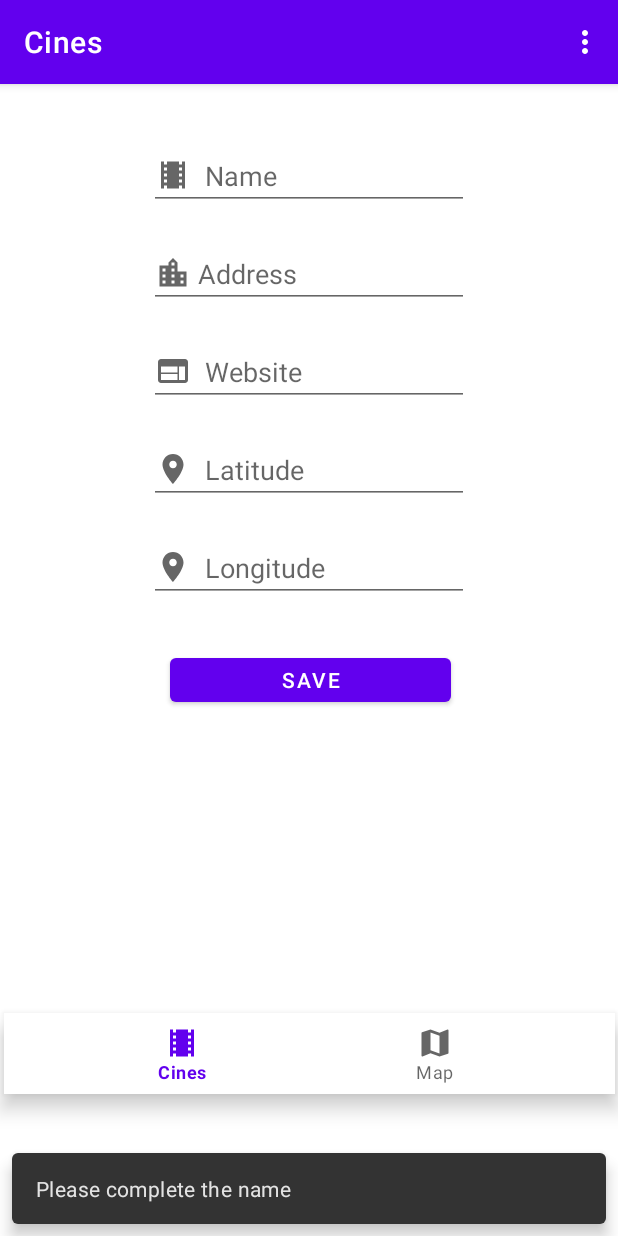
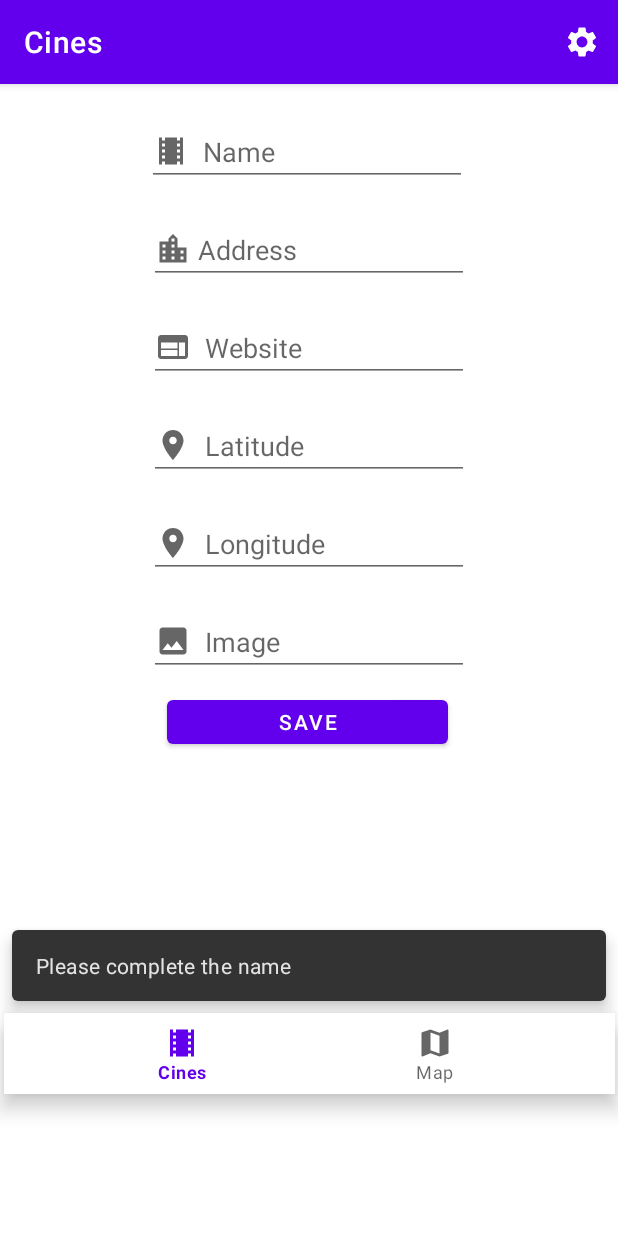
Before and after one commit to carolinasolfernandez/Cining, an Android app: the CreateFragment screen opened through its navigation route, after a tap on "SAVE", on a phone screen of 412 x 824 dp. Run offline under Robolectric (Android 15) with nearby library versions, the phone set to English and light mode, and no system bars; our stand-ins replace Room's generated code, navigation-ui; pictures from the network do not load; 2 statements that could not run were skipped.

Commit message:
item image from url

```diff
--- a/app/build.gradle
+++ b/app/build.gradle
@@ -57,4 +57,5 @@ dependencies {
     implementation "androidx.room:room-runtime:2.2.5"
     kapt  "androidx.room:room-compiler:2.2.5"
     implementation 'com.wajahatkarim3:roomexplorer:0.0.2'
+    implementation 'com.github.bumptech.glide:glide:4.10.0'
 }
--- a/app/src/main/AndroidManifest.xml
+++ b/app/src/main/AndroidManifest.xml
@@ -4,6 +4,7 @@
 
     <uses-permission android:name="android.permission.ACCESS_FINE_LOCATION" />
     <uses-permission android:name="android.permission.ACCESS_COARSE_LOCATION" />
+    <uses-permission android:name="android.permission.INTERNET"/>
 
     <application
         android:allowBackup="true"
--- a/app/src/main/java/com/csf/cining/fragments/cines/CreateFragment.kt
+++ b/app/src/main/java/com/csf/cining/fragments/cines/CreateFragment.kt
@@ -2,16 +2,19 @@ package com.csf.cining.fragments.cines
 
 import android.os.Bundle
 import android.text.TextUtils
-import androidx.fragment.app.Fragment
 import android.view.LayoutInflater
 import android.view.View
 import android.view.ViewGroup
 import android.widget.Button
 import android.widget.EditText
+import android.widget.FrameLayout
+import androidx.coordinatorlayout.widget.CoordinatorLayout
+import androidx.fragment.app.Fragment
 import androidx.navigation.findNavController
 import com.csf.cining.R
 import com.csf.cining.database.AppDatabase
 import com.csf.cining.entities.Cine
+import com.google.android.material.bottomnavigation.BottomNavigationView
 import com.google.android.material.snackbar.Snackbar
 
 
@@ -24,6 +27,7 @@ class CreateFragment : Fragment() {
     private lateinit var website: EditText
     private lateinit var latitude: EditText
     private lateinit var longitude: EditText
+    private lateinit var image: EditText
     private lateinit var button: Button
 
     override fun onCreateView(
@@ -51,6 +55,7 @@ class CreateFragment : Fragment() {
         website = v.findViewById(R.id.txtCineWebsite)
         latitude = v.findViewById(R.id.txtCineLatitude)
         longitude = v.findViewById(R.id.txtCineLongitude)
+        image = v.findViewById(R.id.txtCineImage)
         button = v.findViewById(R.id.create_button)
 
         if (cine != null) {
@@ -59,7 +64,7 @@ class CreateFragment : Fragment() {
             website.setText(cine.website)
             latitude.setText("" + cine.latitude)
             longitude.setText("" + cine.longitude)
-
+            image.setText(cine.image)
         }
 
         val db = AppDatabase.getAppDatabase(v.context)!!
@@ -70,7 +75,10 @@ class CreateFragment : Fragment() {
             if (isComplete(name, getString(R.string.incomplete_name)) && (
                         isComplete(address, getString(R.string.incomplete_address)) || (
                                 isComplete(latitude, getString(R.string.incomplete_coordinates)) &&
-                                        isComplete(longitude, getString(R.string.incomplete_coordinates))
+                                        isComplete(
+                                            longitude,
+                                            getString(R.string.incomplete_coordinates)
+                                        )
                                 )
                         )
             ) {
@@ -86,6 +94,7 @@ class CreateFragment : Fragment() {
                     cine.website = website.text.toString()
                     cine.latitude = latitudeStr.toDouble()
                     cine.longitude = longitudeStr.toDouble()
+                    cine.image = image.text.toString()
                     cineDao.updateCine(cine)
                 } else {
                     cineDao.createCine(
@@ -95,7 +104,7 @@ class CreateFragment : Fragment() {
                             website.text.toString(),
                             latitudeStr.toDouble(),
                             longitudeStr.toDouble(),
-                            ""
+                            image.text.toString()
                         )
                     )
                 }
@@ -106,6 +115,7 @@ class CreateFragment : Fragment() {
                 website.text.clear()
                 latitude.text.clear()
                 longitude.text.clear()
+                image.text.clear()
 
                 val action = CreateFragmentDirections.actionCineCreateToCineList()
                 v.findNavController().navigate(action)
@@ -115,7 +125,10 @@ class CreateFragment : Fragment() {
 
     private fun isComplete(anEditText: EditText, anString: String): Boolean {
         if (TextUtils.isEmpty(anEditText.text.toString())) {
-            Snackbar.make(v, anString, Snackbar.LENGTH_LONG).show()
+            val bottomNavView: BottomNavigationView = activity?.findViewById(R.id.bottom_bar)!!
+            Snackbar.make(v, anString, Snackbar.LENGTH_LONG).apply {
+                anchorView = bottomNavView
+            }.show()
             return false
         }
         return true
--- /dev/null
+++ b/app/src/main/res/drawable/ic_baseline_image_24.xml
@@ -0,0 +1,10 @@
+<vector xmlns:android="http://schemas.android.com/apk/res/android"
+    android:width="24dp"
+    android:height="24dp"
+    android:viewportWidth="24"
+    android:viewportHeight="24"
+    android:tint="?attr/colorControlNormal">
+  <path
+      android:fillColor="@android:color/white"
+      android:pathData="M21,19V5c0,-1.1 -0.9,-2 -2,-2H5c-1.1,0 -2,0.9 -2,2v14c0,1.1 0.9,2 2,2h14c1.1,0 2,-0.9 2,-2zM8.5,13.5l2.5,3.01L14.5,12l4.5,6H5l3.5,-4.5z"/>
+</vector>
--- a/app/src/main/res/layout/activity_list.xml
+++ b/app/src/main/res/layout/activity_list.xml
@@ -25,24 +25,18 @@
         android:layout_width="match_parent"
         android:layout_height="702dp"
         app:defaultNavHost="true"
-        app:navGraph="@navigation/nav_list_graph">
-
-    </androidx.fragment.app.FragmentContainerView>
+        app:navGraph="@navigation/nav_list_graph"/>
 
     <com.google.android.material.bottomnavigation.BottomNavigationView
         android:id="@+id/bottom_bar"
         android:layout_width="407dp"
         android:layout_height="54dp"
-
         app:itemHorizontalTranslationEnabled="false"
         app:layout_anchor="@+id/fragment"
         app:layout_anchorGravity="bottom|center"
         app:layout_constraintBottom_toBottomOf="parent"
         app:layout_constraintEnd_toEndOf="parent"
         app:layout_constraintStart_toStartOf="parent"
-        app:menu="@menu/bottom_bar">
-
-    </com.google.android.material.bottomnavigation.BottomNavigationView>
-
+        app:menu="@menu/bottom_bar" />
 
 </androidx.coordinatorlayout.widget.CoordinatorLayout>
--- a/app/src/main/res/layout/fragment_cine_create.xml
+++ b/app/src/main/res/layout/fragment_cine_create.xml
@@ -13,25 +13,26 @@
         android:layout_height="41dp"
         android:layout_marginEnd="15dp"
         android:layout_marginRight="15dp"
-        android:layout_marginBottom="128dp"
+        android:layout_marginBottom="100dp"
         android:text="@string/save"
         app:layout_constraintBottom_toTopOf="@+id/guideline6"
         app:layout_constraintEnd_toStartOf="@+id/guideline3"
-        app:layout_constraintHorizontal_bias="0.594"
+        app:layout_constraintHorizontal_bias="0.577"
         app:layout_constraintStart_toStartOf="@+id/guideline4" />
 
     <EditText
         android:id="@+id/txtCineName"
         android:layout_width="wrap_content"
         android:layout_height="wrap_content"
-        android:layout_marginTop="20dp"
+        android:layout_marginTop="4dp"
         android:ems="10"
+        android:hint="@string/name"
         android:inputType="textShortMessage"
         app:drawableLeftCompat="@drawable/ic_baseline_local_movies_24"
-        android:hint="@string/name"
         app:layout_constraintEnd_toStartOf="@+id/guideline3"
+        app:layout_constraintHorizontal_bias="0.487"
         app:layout_constraintStart_toStartOf="@+id/guideline4"
-        app:layout_constraintTop_toTopOf="@+id/guideline5"/>
+        app:layout_constraintTop_toTopOf="@+id/guideline5" />
 
     <EditText
         android:id="@+id/txtCineAddress"
@@ -84,6 +85,19 @@
         app:layout_constraintStart_toStartOf="@+id/guideline4"
         app:layout_constraintTop_toBottomOf="@+id/txtCineLatitude"/>
 
+    <EditText
+        android:id="@+id/txtCineImage"
+        android:layout_width="wrap_content"
+        android:layout_height="wrap_content"
+        android:layout_marginTop="20dp"
+        android:ems="10"
+        android:inputType="textUri"
+        android:hint="@string/image_url"
+        app:drawableLeftCompat="@drawable/ic_baseline_image_24"
+        app:layout_constraintEnd_toStartOf="@+id/guideline3"
+        app:layout_constraintStart_toStartOf="@+id/guideline4"
+        app:layout_constraintTop_toBottomOf="@+id/txtCineLongitude"/>
+
     <androidx.constraintlayout.widget.Guideline
         android:id="@+id/guideline2"
         android:layout_width="wrap_content"
--- a/app/src/main/res/layout/fragment_cine_list.xml
+++ b/app/src/main/res/layout/fragment_cine_list.xml
@@ -8,8 +8,8 @@
     <androidx.recyclerview.widget.RecyclerView
         android:id="@+id/recycler_cine"
         android:layout_width="match_parent"
-        android:layout_marginTop="50dp"
-        android:layout_height="474dp" />
+        android:layout_height="453dp"
+        android:layout_marginTop="50dp" />
 
     <com.google.android.material.floatingactionbutton.FloatingActionButton
         android:id="@+id/newCineButton"
--- a/app/src/main/res/layout/fragment_map.xml
+++ b/app/src/main/res/layout/fragment_map.xml
@@ -5,4 +5,5 @@
     android:name="com.google.android.gms.maps.SupportMapFragment"
     android:layout_width="match_parent"
     android:layout_height="match_parent"
+    android:layout_marginBottom="180dp"
     tools:context=".fragments.cines.MapFragment" />
--- a/app/src/main/res/menu/top_bar.xml
+++ b/app/src/main/res/menu/top_bar.xml
@@ -6,5 +6,5 @@
         android:icon="@drawable/ic_baseline_settings_24"
         android:orderInCategory="100"
         android:title="@string/settings"
-        app:showAsAction="never" />
+        app:showAsAction="ifRoom" />
 </menu>
--- a/app/src/main/res/values/strings.xml
+++ b/app/src/main/res/values/strings.xml
@@ -27,6 +27,7 @@
     <string name="website">"  Website"</string>
     <string name="latitude">"  Latitude"</string>
     <string name="longitude">"  Longitude"</string>
+    <string name="image_url">"  Image"</string>
     <string name="create_cine">Create cine</string>
 
     <!-- Strings used for bottom bar -->
```
Also changed, not shown: app/src/main/java/com/csf/cining/fragments/cines/ListAdapter.kt (+15 -4 lines), app/src/main/res/layout/fragment_cine_detail.xml (+8 -7 lines), app/src/main/res/layout/fragment_cine_list_item.xml (+11 -4 lines), app/src/main/res/drawable/cine.jpg (added), 2 other files.
